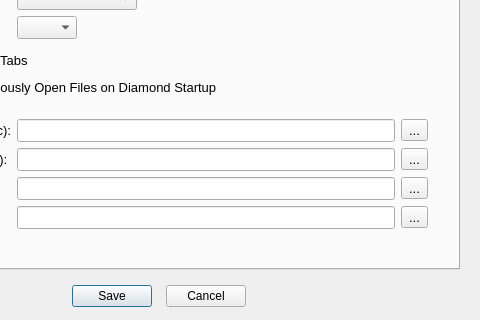
First picture: the form in forms/dialog_options.ui, repository copperspice/diamond, before the edit; both pictures show x 163 to 643 and y 102 to 422 of the 643 by 422 pixel window.
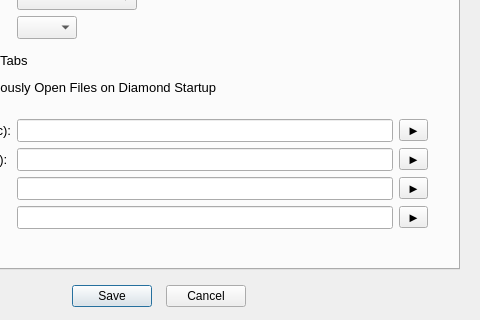
Second picture: the form after the edit. The open tabs and pages were chosen to show the change. Custom widgets are drawn as their Qt base class.

What changed in the file:
```diff
--- a/forms/dialog_options.ui
+++ b/forms/dialog_options.ui
@@ -220,7 +220,7 @@
        <item row="11" column="4">
         <widget class="QToolButton" name="syntax_TB">
          <property name="text">
-          <string>...</string>
+          <string>►</string>
          </property>
         </widget>
        </item>
@@ -294,7 +294,7 @@
        <item row="10" column="4">
         <widget class="QToolButton" name="dictUser_TB">
          <property name="text">
-          <string>...</string>
+          <string>►</string>
          </property>
         </widget>
        </item>
@@ -316,7 +316,7 @@
        <item row="9" column="4">
         <widget class="QToolButton" name="dictMain_TB">
          <property name="text">
-          <string>...</string>
+          <string>►</string>
          </property>
         </widget>
        </item>
@@ -390,7 +390,7 @@
        <item row="12" column="4">
         <widget class="QToolButton" name="about_TB">
          <property name="text">
-          <string>...</string>
+          <string>►</string>
          </property>
         </widget>
        </item>
```
Left out of the diff: 2 changed lines with no effect on the pictures.
